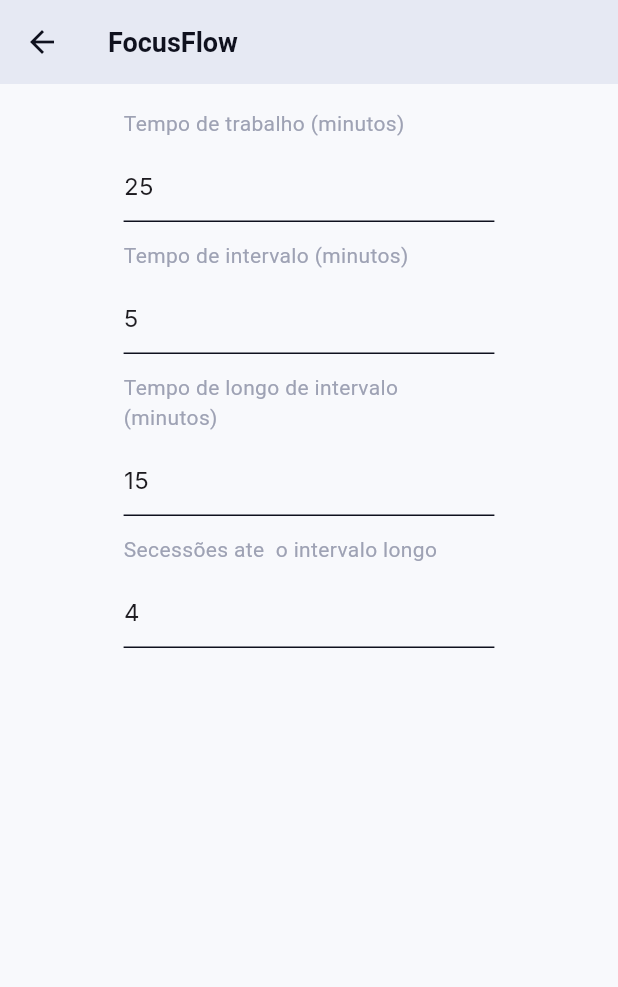
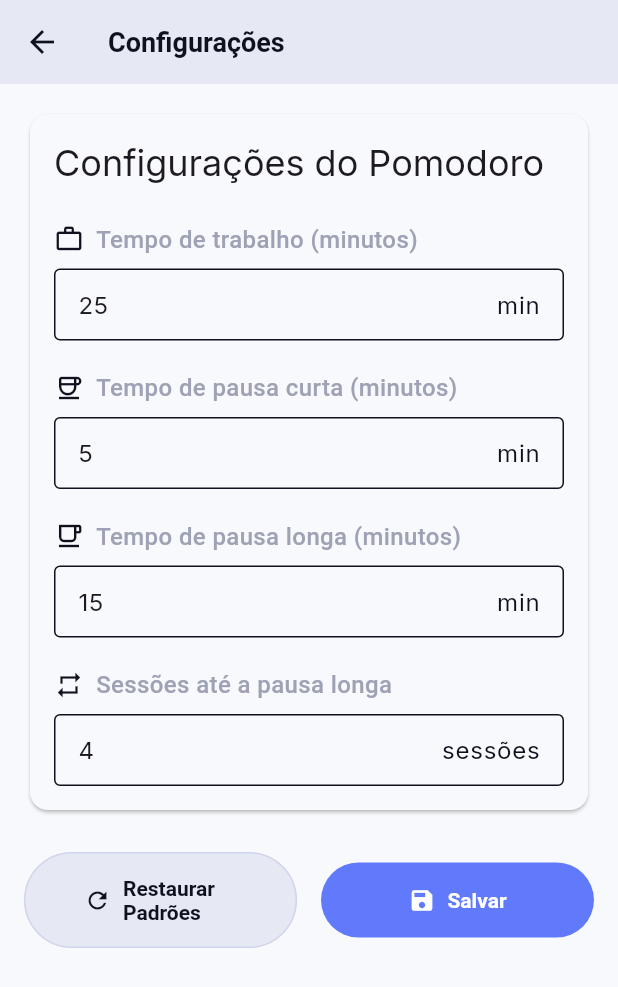
Before and after one commit to rodsilvavieira2/flow_focus, a Flutter app: the screen it shows after launch, after a tap on the "settings" icon, on a phone screen of 412 x 824 dp. Shown: the top 987 px of the screen. Run offline on Flutter 3.47's test engine with Material 3 defaults, Android fonts, the phone set to English and light mode, and no system bars; our stand-ins replace google_fonts.

Commit message:
Enhance SettingsForm with validation, default reset, and improved UI elements

```diff
--- a/lib/main.dart
+++ b/lib/main.dart
@@ -1,22 +1,21 @@
 import 'package:flow_focus/config/theme.dart';
 import 'package:flow_focus/screens/home.dart';
 import 'package:flutter/material.dart';
-import 'package:window_manager/window_manager.dart';
 
 void main() async {
   WidgetsFlutterBinding.ensureInitialized();
 
-  await windowManager.ensureInitialized();
+  // await windowManager.ensureInitialized();
 
-  WindowOptions windowOptions = WindowOptions(
-    size: Size(800, 600),
-    titleBarStyle: TitleBarStyle.normal,
-  );
+  // WindowOptions windowOptions = WindowOptions(
+  //   size: Size(800, 600),
+  //   titleBarStyle: TitleBarStyle.normal,
+  // );
 
-  windowManager.waitUntilReadyToShow(windowOptions, () async {
-    await windowManager.show();
-    await windowManager.focus();
-  });
+  // windowManager.waitUntilReadyToShow(windowOptions, () async {
+  //   await windowManager.show();
+  //   await windowManager.focus();
+  // });
 
   runApp(const MyApp());
 }
--- a/lib/screens/settings.dart
+++ b/lib/screens/settings.dart
@@ -1,4 +1,5 @@
 import 'package:flutter/material.dart';
+import 'package:flutter/services.dart';
 
 class SettingsScreen extends StatelessWidget {
   const SettingsScreen({super.key});
@@ -6,8 +7,8 @@ class SettingsScreen extends StatelessWidget {
   @override
   Widget build(BuildContext context) {
     return Scaffold(
-      appBar: AppBar(title: const Text('FocusFlow')),
-      body: SettingsForm(),
+      appBar: AppBar(title: const Text('Configurações'), elevation: 0),
+      body: const SettingsForm(),
     );
   }
 }
@@ -22,58 +23,82 @@ class SettingsForm extends StatefulWidget {
 }
 
 class _SettingsFormState extends State<SettingsForm> {
+  // Default Pomodoro values
   int _workTime = 25;
   int _shortBreakTime = 5;
   int _longBreakTime = 15;
   int _sessionUntilLongBreak = 4;
 
-  late TextEditingController _workTimeValueController;
+  // Controllers for text fields
+  late TextEditingController _workTimeController;
   late TextEditingController _shortBreakTimeController;
   late TextEditingController _longBreakTimeController;
   late TextEditingController _sessionUntilLongBreakController;
+
+  // Form key for validation
+  final _formKey = GlobalKey<FormState>();
+
+  // Value constraints
+  static const int _minTime = 1;
+  static const int _maxTime = 999;
+  static const int _minSessions = 1;
+  static const int _maxSessions = 20;
 
   @override
   void initState() {
     super.initState();
 
-    _workTimeValueController = TextEditingController(
-      text: _workTime.toString(),
-    );
+    _workTimeController = TextEditingController(text: _workTime.toString());
 
-    _sessionUntilLongBreakController = TextEditingController(
-      text: _sessionUntilLongBreak.toString(),
+    _shortBreakTimeController = TextEditingController(
+      text: _shortBreakTime.toString(),
     );
 
     _longBreakTimeController = TextEditingController(
       text: _longBreakTime.toString(),
     );
 
-    _shortBreakTimeController = TextEditingController(
-      text: _shortBreakTime.toString(),
+    _sessionUntilLongBreakController = TextEditingController(
+      text: _sessionUntilLongBreak.toString(),
     );
   }
 
   @override
   void dispose() {
-    _workTimeValueController.dispose();
+    _workTimeController.dispose();
+    _shortBreakTimeController.dispose();
+    _longBreakTimeController.dispose();
     _sessionUntilLongBreakController.dispose();
-    _longBreakTimeController.dispose();
-    _shortBreakTimeController.dispose();
-
     super.dispose();
   }
 
   @override
   Widget build(BuildContext context) {
-    var padding = MediaQuery.of(context).size.width * 0.20;
+    return Form(
+      key: _formKey,
+      child: SingleChildScrollView(
+        padding: const EdgeInsets.all(16.0),
+        child: Column(
+          crossAxisAlignment: CrossAxisAlignment.stretch,
+          children: [
+            Card(
+              child: Padding(
+                padding: const EdgeInsets.all(16.0),
+                child: Column(
+                  crossAxisAlignment: CrossAxisAlignment.start,
+                  children: [
+                    Text(
+                      'Configurações do Pomodoro',
+                      style: Theme.of(context).textTheme.headlineSmall,
+                    ),
+                    const SizedBox(height: 24),
 
-    return Container(
-      padding: EdgeInsets.symmetric(horizontal: padding, vertical: 16),
-      child: Column(
-        children: [
                     _buildNumberInput(
                       label: "Tempo de trabalho (minutos)",
-            controller: _workTimeValueController,
+                      controller: _workTimeController,
+                      icon: Icons.work_outline,
+                      minValue: _minTime,
+                      maxValue: _maxTime,
                       onChanged: (value) {
                         setState(() {
                           _workTime = value;
@@ -81,11 +106,14 @@ class _SettingsFormState extends State<SettingsForm> {
                       },
                     ),
 
-          const SizedBox(height: 12),
+                    const SizedBox(height: 20),
 
                     _buildNumberInput(
-            label: "Tempo de intervalo (minutos)",
+                      label: "Tempo de pausa curta (minutos)",
                       controller: _shortBreakTimeController,
+                      icon: Icons.coffee_outlined,
+                      minValue: _minTime,
+                      maxValue: _maxTime,
                       onChanged: (value) {
                         setState(() {
                           _shortBreakTime = value;
@@ -93,11 +121,14 @@ class _SettingsFormState extends State<SettingsForm> {
                       },
                     ),
 
-          const SizedBox(height: 12),
+                    const SizedBox(height: 20),
 
                     _buildNumberInput(
-            label: "Tempo de longo de intervalo (minutos)",
+                      label: "Tempo de pausa longa (minutos)",
                       controller: _longBreakTimeController,
+                      icon: Icons.free_breakfast_outlined,
+                      minValue: _minTime,
+                      maxValue: _maxTime,
                       onChanged: (value) {
                         setState(() {
                           _longBreakTime = value;
@@ -105,11 +136,14 @@ class _SettingsFormState extends State<SettingsForm> {
                       },
                     ),
 
-          const SizedBox(height: 12),
+                    const SizedBox(height: 20),
 
                     _buildNumberInput(
-            label: "Secessões ate  o intervalo longo",
+                      label: "Sessões até a pausa longa",
                       controller: _sessionUntilLongBreakController,
+                      icon: Icons.repeat_outlined,
+                      minValue: _minSessions,
+                      maxValue: _maxSessions,
                       onChanged: (value) {
                         setState(() {
                           _sessionUntilLongBreak = value;
@@ -118,25 +152,92 @@ class _SettingsFormState extends State<SettingsForm> {
                     ),
                   ],
                 ),
+              ),
+            ),
+
+            const SizedBox(height: 24),
+
+            Row(
+              children: [
+                Expanded(
+                  child: OutlinedButton.icon(
+                    onPressed: _resetToDefaults,
+                    icon: const Icon(Icons.refresh),
+                    label: const Text('Restaurar Padrões'),
+                  ),
+                ),
+                const SizedBox(width: 16),
+                Expanded(
+                  child: ElevatedButton.icon(
+                    onPressed: _saveSettings,
+                    icon: const Icon(Icons.save),
+                    label: const Text('Salvar'),
+                  ),
+                ),
+              ],
+            ),
+          ],
+        ),
+      ),
     );
   }
 
-  _buildNumberInput({
+  Widget _buildNumberInput({
     required String label,
     required TextEditingController controller,
+    required IconData icon,
+    required int minValue,
+    required int maxValue,
     required ValueChanged<int> onChanged,
   }) {
     return Column(
       crossAxisAlignment: CrossAxisAlignment.start,
       children: [
-        Text(label),
+        Row(
+          children: [
+            Icon(icon, size: 20),
+            const SizedBox(width: 8),
+            Text(
+              label,
+              style: const TextStyle(fontWeight: FontWeight.w500, fontSize: 16),
+            ),
+          ],
+        ),
         const SizedBox(height: 8),
-        TextField(
+        TextFormField(
           controller: controller,
+          keyboardType: TextInputType.number,
+          inputFormatters: [
+            FilteringTextInputFormatter.digitsOnly,
+            LengthLimitingTextInputFormatter(3),
+          ],
+          decoration: InputDecoration(
+            border: const OutlineInputBorder(),
+            suffixText: label.contains('Sessões') ? 'sessões' : 'min',
+            hintText: 'Digite um valor entre $minValue e $maxValue',
+            contentPadding: const EdgeInsets.symmetric(
+              horizontal: 12,
+              vertical: 8,
+            ),
+          ),
+          validator: (value) {
+            if (value == null || value.isEmpty) {
+              return 'Este campo é obrigatório';
+            }
+            final intValue = int.tryParse(value);
+            if (intValue == null) {
+              return 'Digite um número válido';
+            }
+            if (intValue < minValue || intValue > maxValue) {
+              return 'Valor deve estar entre $minValue e $maxValue';
+            }
+            return null;
+          },
           onChanged: (value) {
             final newValue = int.tryParse(value);
-
-            if (newValue != null) {
+            if (newValue != null &&
+                newValue >= minValue &&
+                newValue <= maxValue) {
               onChanged(newValue);
             }
           },
@@ -144,4 +245,38 @@ class _SettingsFormState extends State<SettingsForm> {
       ],
     );
   }
+
+  void _resetToDefaults() {
+    setState(() {
+      _workTime = 25;
+      _shortBreakTime = 5;
+      _longBreakTime = 15;
+      _sessionUntilLongBreak = 4;
+
+      _workTimeController.text = _workTime.toString();
+      _shortBreakTimeController.text = _shortBreakTime.toString();
+      _longBreakTimeController.text = _longBreakTime.toString();
+      _sessionUntilLongBreakController.text = _sessionUntilLongBreak.toString();
+    });
+
+    ScaffoldMessenger.of(context).showSnackBar(
+      const SnackBar(
+        content: Text('Configurações restauradas para os valores padrão'),
+        duration: Duration(seconds: 2),
+      ),
+    );
   }
+
+  void _saveSettings() {
+    if (_formKey.currentState!.validate()) {
+      // Here you could save to SharedPreferences, database, etc.
+      // For now, we'll just show a confirmation
+      ScaffoldMessenger.of(context).showSnackBar(
+        const SnackBar(
+          content: Text('Configurações salvas com sucesso!'),
+          duration: Duration(seconds: 2),
+        ),
+      );
+    }
+  }
+}
```
Lines whose indentation alone changed are shown as unchanged.
